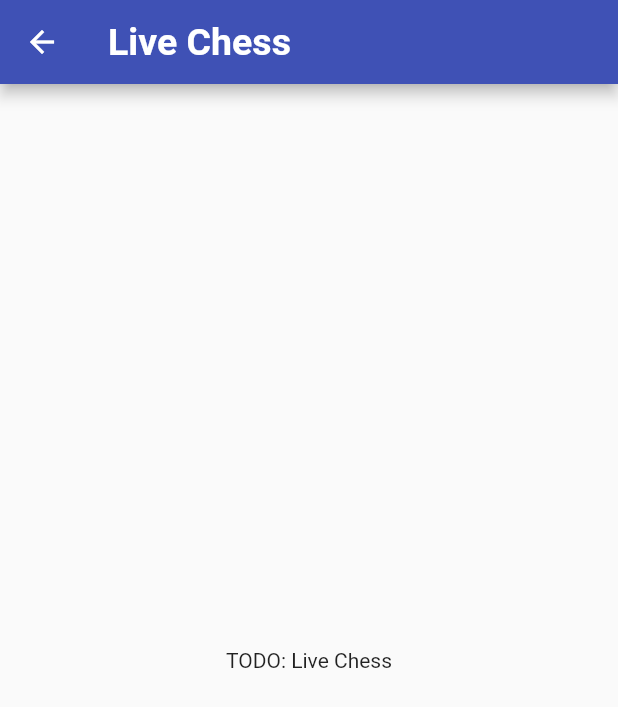
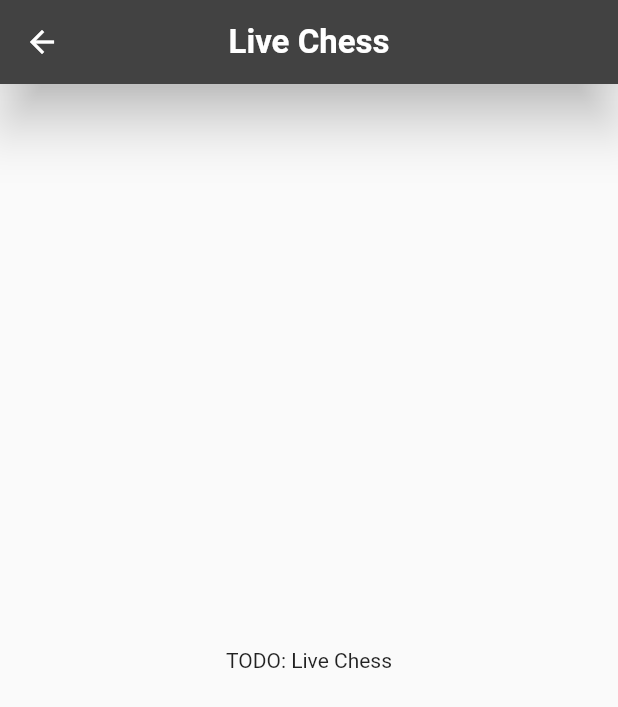
Before and after one commit to simsim2030/clio_app_amp_v2, a Flutter app: the screen it shows after launch, after a tap on "Live Chess", on a phone screen of 412 x 824 dp. Shown: the top 707 px of the screen. Run offline on Flutter 3.47's test engine with Material 2 defaults, Android fonts, the phone set to English and light mode, and no system bars; our stand-ins replace flutter_svg; missing offline and left inert: amplify_auth_cognito, amplify_authenticator, amplify_flutter, chess, dart:ffi, flutter_stateless_chessboard; generated files the repository leaves out were written again.

Commit message:
Styling drawer and home page

```diff
--- a/lib/Screens/LiveChess/livechess_page.dart
+++ b/lib/Screens/LiveChess/livechess_page.dart
@@ -1,4 +1,3 @@
-import 'package:clio_chess_amp_v2/Screens/Home/home_page.dart';
 import 'package:flutter/material.dart';
 
 class LiveChess extends StatefulWidget {
--- /dev/null
+++ b/lib/Screens/OfflineChess/offline_chess_history_page.dart
@@ -0,0 +1 @@
+import 'package:flutter/material.dart';
--- a/lib/components/Drawer/Components/BuildBottomListTile.dart
+++ b/lib/components/Drawer/Components/BuildBottomListTile.dart
@@ -9,6 +9,7 @@ Widget buildBottomListTile(
     leading: Icon(
       icon,
       size: 25,
+      color: Colors.white,
     ),
     title: Text(
       title,
@@ -16,6 +17,7 @@ Widget buildBottomListTile(
         fontFamily: 'RobotoCondensed',
         fontSize: 18,
         fontWeight: FontWeight.w600,
+        color: Colors.white,
       ),
     ),
     onTap: tapHandler,
--- a/lib/components/Drawer/Components/BuildMainListTile.dart
+++ b/lib/components/Drawer/Components/BuildMainListTile.dart
@@ -9,6 +9,7 @@ Widget buildMainListTile(
     leading: Icon(
       icon,
       size: 26,
+      color: Colors.white,
     ),
     title: Text(
       title,
@@ -16,6 +17,7 @@ Widget buildMainListTile(
         fontFamily: 'RobotoCondensed',
         fontSize: 24,
         fontWeight: FontWeight.bold,
+        color: Colors.white,
       ),
     ),
     onTap: tapHandler,
--- a/lib/components/Drawer/main_drawer.dart
+++ b/lib/components/Drawer/main_drawer.dart
@@ -14,7 +14,9 @@ class MainDrawer extends StatelessWidget {
   @override
   Widget build(BuildContext context) {
     Size size = MediaQuery.of(context).size;
-    return Drawer(
+    return Container(
+      width: size.width * 0.7,
+      child: Drawer(
         child: Column(
           children: <Widget>[
             Container(
@@ -22,9 +24,9 @@ class MainDrawer extends StatelessWidget {
               width: double.infinity,
               padding: EdgeInsets.all(20),
               alignment: Alignment.bottomLeft,
-            color: Theme.of(context).primaryColor,
+              color: Theme.of(context).appBarTheme.backgroundColor,
               child: Text(
-              'Clio Chess',
+                'CLio Chess',
                 style: TextStyle(
                     fontWeight: FontWeight.w900,
                     fontSize: 30,
@@ -32,6 +34,8 @@ class MainDrawer extends StatelessWidget {
               ),
             ),
             Expanded(
+              child: Container(
+                color: Colors.grey.shade600,
                 child: ListView(
                   padding: EdgeInsets.zero,
                   children: <Widget>[
@@ -53,14 +57,16 @@ class MainDrawer extends StatelessWidget {
                       'Chess Clock',
                       Icons.punch_clock,
                       () {
-                    Navigator.of(context).pushNamed(ChessClockPage.routeName);
+                        Navigator.of(context)
+                            .pushNamed(ChessClockPage.routeName);
                       },
                     ),
                     buildMainListTile(
                       'Chessboard',
                       Icons.apps_rounded,
                       () {
-                    Navigator.of(context).pushNamed(OfflineChessPage.routeName);
+                        Navigator.of(context)
+                            .pushNamed(OfflineChessPage.routeName);
                       },
                     ),
                     buildMainListTile(
@@ -81,7 +87,9 @@ class MainDrawer extends StatelessWidget {
                   ],
                 ),
               ),
+            ),
             Container(
+              color: Colors.grey[600],
               // This align moves the children to the bottom
               child: Align(
                 alignment: FractionalOffset.bottomCenter,
@@ -91,13 +99,18 @@ class MainDrawer extends StatelessWidget {
                   child: Column(
                     children: <Widget>[
                       Divider(),
-                    buildBottomListTile('Help and Feedback', Icons.help, () {}),
+                      buildBottomListTile(
+                          'Help and Feedback', Icons.help, () {}),
                       buildBottomListTile('Settings', Icons.settings, () {}),
-                    buildBottomListTile('Sign out', Icons.logout, () {
+                      buildBottomListTile(
+                        'Sign out',
+                        Icons.logout,
+                        () {
                           Amplify.Auth.signOut(
                             options: SignOutOptions(globalSignOut: true),
                           );
-                    }),
+                        },
+                      ),
                     ],
                   ),
                 ),
@@ -105,6 +118,7 @@ class MainDrawer extends StatelessWidget {
             ),
           ],
         ),
+      ),
     );
   }
 }
--- a/lib/components/Theme/main_theme.dart
+++ b/lib/components/Theme/main_theme.dart
@@ -46,8 +46,19 @@ class MainTheme {
         ),
       ),
     ),
+    appBarTheme: const AppBarTheme(
+      backgroundColor: Color.fromARGB(255, 66, 66, 66),
+      iconTheme: IconThemeData(color: Colors.white),
+      actionsIconTheme: IconThemeData(color: Colors.white),
+      centerTitle: true,
+      elevation: 15,
+      titleTextStyle: TextStyle(
+        color: Colors.white,
+        fontSize: 22,
+        fontWeight: FontWeight.w700,
+      ),
+    ),
   );
-
 // dark theme
   ThemeData mainDarkTheme = ThemeData(
     colorScheme: ColorScheme.fromSwatch(
```
Lines whose indentation alone changed are shown as unchanged.
